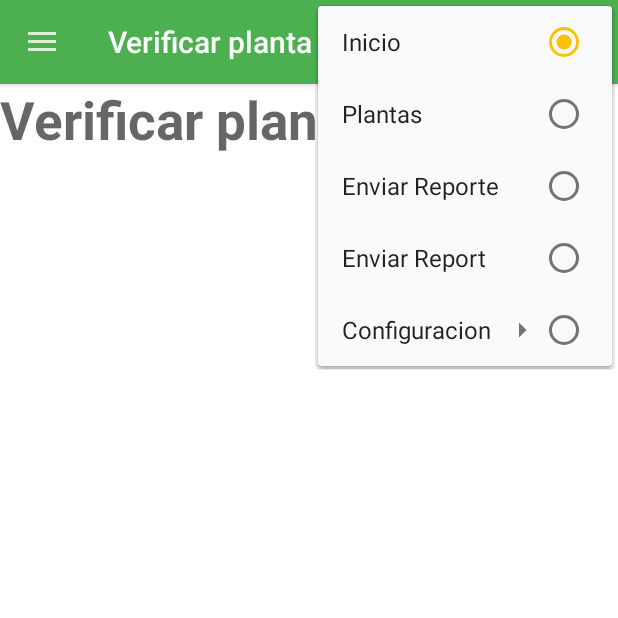
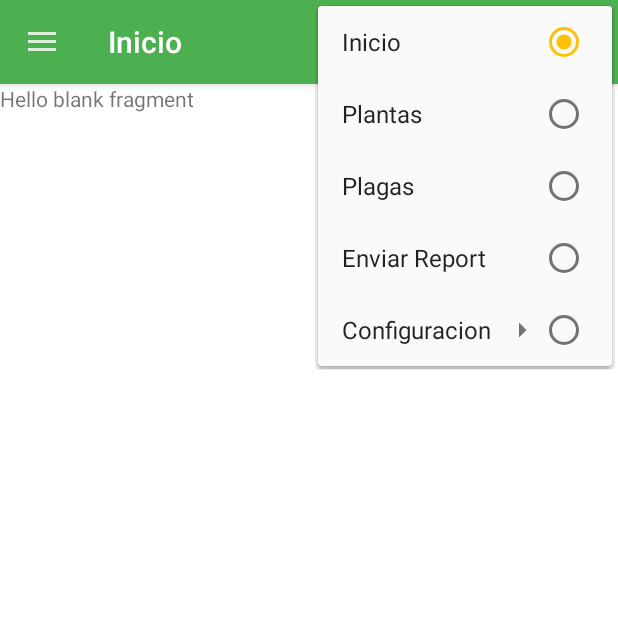
Before and after one commit to FernandaOchoa/Nopalera, an Android app: the screen it shows after launch (MainActivity), with the options menu open, on a phone screen of 412 x 824 dp, the top half of it. Run offline under Robolectric (Android 15) with nearby library versions, the phone set to English and light mode, and no system bars.

```diff
--- /dev/null
+++ b/app/src/main/java/com/fernanda/nopalera/FragmentoInicio.java
@@ -0,0 +1,27 @@
+package com.fernanda.nopalera;
+
+
+import android.os.Bundle;
+import android.support.annotation.Nullable;
+import android.support.v4.app.Fragment;
+import android.support.v7.widget.LinearLayoutManager;
+import android.support.v7.widget.RecyclerView;
+import android.view.LayoutInflater;
+import android.view.View;
+import android.view.ViewGroup;
+
+
+public class FragmentoInicio extends Fragment {
+private LinearLayoutManager layoutManager;
+    public FragmentoInicio () {
+
+    }
+
+    @Nullable
+    @Override
+    public View onCreateView(LayoutInflater inflater, ViewGroup container, Bundle savedInstanceState) {
+        View view = inflater.inflate(R.layout.fragmento_inicio,container,false);
+        layoutManager = new LinearLayoutManager(getActivity());
+        return view;
+    }
+}
--- a/app/src/main/java/com/fernanda/nopalera/MainActivity.java
+++ b/app/src/main/java/com/fernanda/nopalera/MainActivity.java
@@ -26,46 +26,45 @@ public class MainActivity extends AppCompatActivity {
 
         agregarToolbar();
 
-        drawerLayout = (DrawerLayout)findViewById(R.id.drawer_layout);
+        drawerLayout = (DrawerLayout) findViewById(R.id.drawer_layout);
 
-        NavigationView navigationView = (NavigationView)findViewById(R.id.nav_view);
+        NavigationView navigationView = (NavigationView) findViewById(R.id.nav_view);
 
-        if (navigationView != null){
+        if (navigationView != null) {
             setupDrawerContent(navigationView);
-        }
-        drawerTitle = getResources().getString(R.string.titulo_inicio);
-        if (savedInstanceState == null){
-            //Select Item
-            selectItem(drawerTitle);
+            selectItem(navigationView.getMenu().getItem(0));
         }
     }
-    private void agregarToolbar(){
+
+    private void agregarToolbar() {
         //Add my toolbar for compat
-       toolbar = (Toolbar) findViewById(R.id.toolbar);
+        toolbar = (Toolbar) findViewById(R.id.toolbar);
         setSupportActionBar(toolbar);
 
         final ActionBar ab = getSupportActionBar();
-        if (ab != null){
+        if (ab != null) {
             //Set drawer toggle icon
 
             ab.setHomeAsUpIndicator(R.drawable.ic_drawer_toggle);
             ab.setDisplayHomeAsUpEnabled(true);
         }
     }
-    private void setupDrawerContent (NavigationView navigationView) {
+
+    private void setupDrawerContent(NavigationView navigationView) {
         navigationView.setNavigationItemSelectedListener(
                 new NavigationView.OnNavigationItemSelectedListener() {
                     @Override
                     public boolean onNavigationItemSelected(MenuItem menuItem) {
                         //Item selected check
-                        menuItem.setChecked(true);
-                        String title = menuItem.getTitle().toString();
-                        selectItem(title);
+                       menuItem.setChecked(true);
+                        selectItem(menuItem);
+                        drawerLayout.closeDrawers();
                         return true;
                     }
                 }
         );
     }
+
     @Override
     public boolean onCreateOptionsMenu(Menu menu) {
         if (!drawerLayout.isDrawerOpen(GravityCompat.START)) {
@@ -77,7 +76,7 @@ public class MainActivity extends AppCompatActivity {
 
     @Override
     public boolean onOptionsItemSelected(MenuItem item) {
-        switch (item.getItemId()){
+        switch (item.getItemId()) {
             case android.R.id.home:
                 drawerLayout.openDrawer(GravityCompat.START);
                 return true;
@@ -86,23 +85,37 @@ public class MainActivity extends AppCompatActivity {
     }
 
 
-    private void selectItem(String title) {
-        // Enviar título como arguemento del fragmento
-        Bundle args = new Bundle();
-        args.putString(ViewFragment.Seccion_Titulo, title);
+    private void selectItem(MenuItem itemDrawer) {
+        Fragment fragment = null;
+        FragmentManager fragmentManager = getSupportFragmentManager();
 
-        Fragment fragment = ViewFragment.newInstance(title);
-        fragment.setArguments(args);
-        FragmentManager fragmentManager = getSupportFragmentManager();
-        fragmentManager
-                .beginTransaction()
-                .replace(R.id.contenedor_principal, fragment)
-                .commit();
-
-        drawerLayout.closeDrawers(); // Cerrar drawer
-
-        setTitle(title); // Setear título actual
-
+        switch (itemDrawer.getItemId()) {
+            case R.id.nav_inicio:
+                fragment = new FragmentoInicio();
+                break;
+            case R.id.nav_plantas:
+                fragment = new FragmentoCuenta();
+                break;
+            case R.id.nav_plagas:
+                fragment = new FragmentoPlagas();
+                break;
+          /*  case R.id.nav_report:
+                fragment = new FragmentoReport();
+                break;
+            case R.id.nav_settings:
+                fragment = new FragmentoSettings();
+                break;
+            case R.id.nav_about:
+                fragment = new FragmentoAbout();
+                break; */
+        }
+        if (fragment != null){
+            fragmentManager
+                    .beginTransaction()
+                    .replace(R.id.contenedor_principal,fragment)
+                    .commit();
+        }
+        setTitle(itemDrawer.getTitle());
     }
 
 }
--- /dev/null
+++ b/app/src/main/res/layout/fragmento_inicio.xml
@@ -0,0 +1,13 @@
+<FrameLayout xmlns:android="http://schemas.android.com/apk/res/android"
+    xmlns:tools="http://schemas.android.com/tools"
+    android:layout_width="match_parent"
+    android:layout_height="match_parent"
+    tools:context="com.fernanda.nopalera.FragmentoInicio">
+
+    <!-- Añadir la camara y selector de colores -->
+    <TextView
+        android:layout_width="match_parent"
+        android:layout_height="match_parent"
+        android:text="@string/hello_blank_fragment" />
+
+</FrameLayout>
--- /dev/null
+++ b/app/src/main/res/layout/fragmento_planta.xml
@@ -0,0 +1,6 @@
+<?xml version="1.0" encoding="utf-8"?>
+<LinearLayout xmlns:android="http://schemas.android.com/apk/res/android"
+    android:orientation="vertical" android:layout_width="match_parent"
+    android:layout_height="match_parent">
+
+</LinearLayout>
--- /dev/null
+++ b/app/src/main/res/layout/fragmento_report.xml
@@ -0,0 +1,6 @@
+<?xml version="1.0" encoding="utf-8"?>
+<LinearLayout xmlns:android="http://schemas.android.com/apk/res/android"
+    android:orientation="vertical" android:layout_width="match_parent"
+    android:layout_height="match_parent">
+
+</LinearLayout>
--- a/app/src/main/res/menu/menu_main.xml
+++ b/app/src/main/res/menu/menu_main.xml
@@ -14,7 +14,7 @@
         <item
             android:id="@+id/nav_plagas"
             android:icon="@drawable/ic_plagas"
-            android:title="@string/action_reporte"
+            android:title="@string/item_plagas"
             />
         <item
             android:id="@+id/nav_report"
--- a/app/src/main/res/values/strings.xml
+++ b/app/src/main/res/values/strings.xml
@@ -25,4 +25,7 @@
     <string name="correo">monsh8a@gmail.com</string>
     <string name="usuario">Fernanda Ochoa</string>
     <string name="configuration_item">Configuracion</string>
+
+    <!-- TODO: Remove or change this placeholder text -->
+    <string name="hello_blank_fragment">Hello blank fragment</string>
 </resources>
```
Also changed, not shown: app/src/main/java/com/fernanda/nopalera/AdaptadorSecciones.java (added, +44 -0 lines), app/src/main/java/com/fernanda/nopalera/FragmentoCuenta.java (added, +73 -0 lines), app/src/main/java/com/fernanda/nopalera/FragmentoPlagas.java (added, +23 -0 lines), app/src/main/java/com/fernanda/nopalera/FragmentoPlanta.java (added, +23 -0 lines), app/src/main/java/com/fernanda/nopalera/FragmentoReport.java (added, +25 -0 lines), app/src/main/res/layout/fragmento_paginado.xml (added, +9 -0 lines), app/src/main/res/layout/fragmento_plagas.xml (added, +11 -0 lines).
